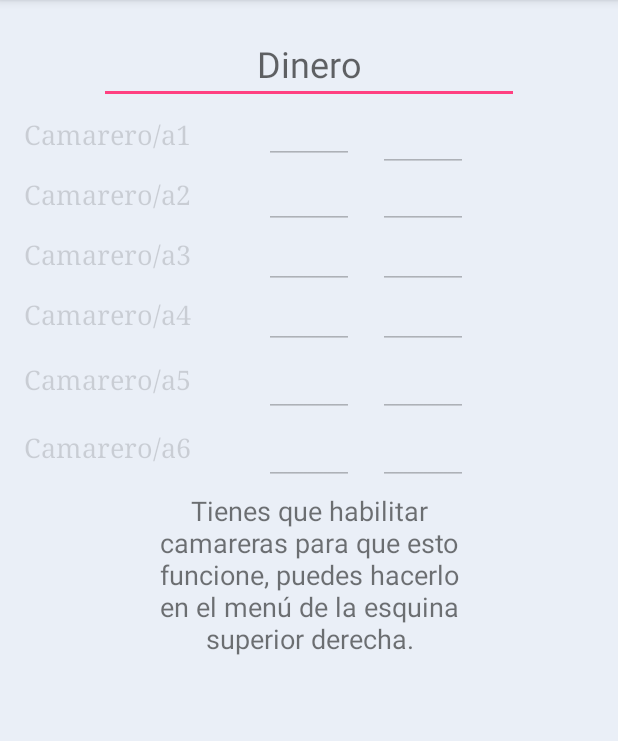
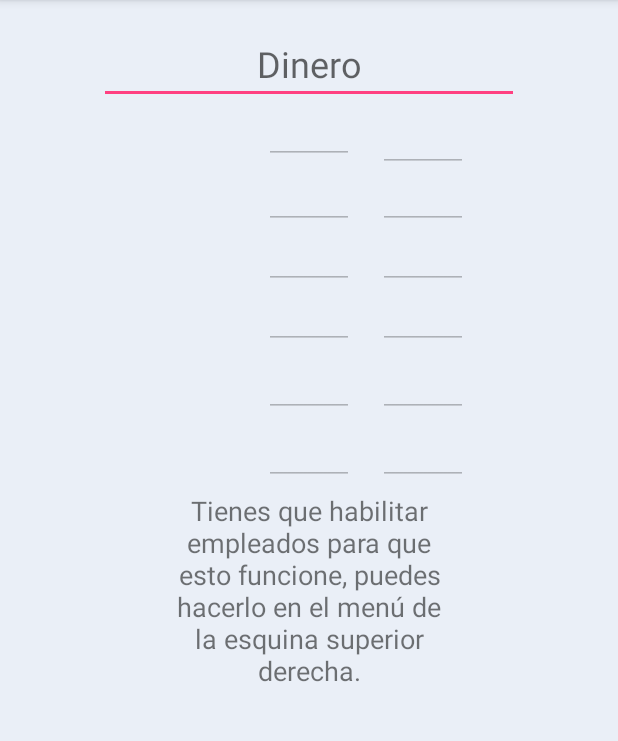
Before and after one commit to Dranthos/WaiterTip, an Android app: the screen it shows after launch (MainActivity), on a phone screen of 412 x 824 dp, the part 84-825 px from its top. Run offline under Robolectric (Android 15) with nearby library versions, the light colour scheme and no system bars.

Commit message:
Error con el dinero, reformateados Strings

```diff
--- a/app/src/main/java/org/heavensfall/waitertip/MainActivity.java
+++ b/app/src/main/java/org/heavensfall/waitertip/MainActivity.java
@@ -20,19 +20,21 @@ import java.util.ArrayList;
 import java.util.Arrays;
 import java.util.List;
 
+import static org.heavensfall.waitertip.R.id.Dinero;
+
 public class MainActivity extends AppCompatActivity {
 
 
 
-    List<Camarera> camareras = new ArrayList<Camarera>();
-    List<String> resultados = new ArrayList<String>();
+    List<Camarera> camareras = new ArrayList<>();
+    List<String> resultados = new ArrayList<>();
 
     int camHabs = 0;
 
     Button boton;
 
     TextView dinero;
-    TextView camarera1, camarera2, camarera3, camarera4, camarera5, camarera6, aviso, descAviso;
+    TextView camarera1, camarera2, camarera3, camarera4, camarera5, camarera6, aviso;
 
     ImageView flechaArriba;
 
@@ -58,12 +60,12 @@ public class MainActivity extends AppCompatActivity {
 
         boton = (Button) findViewById(R.id.Boton);
 
-        camarera1.setText(prefs.getString("Nombre1",getString(R.string.camarero) + "1"));
-        camarera2.setText(prefs.getString("Nombre2",getString(R.string.camarero) + "2"));
-        camarera3.setText(prefs.getString("Nombre3",getString(R.string.camarero) + "3"));
-        camarera4.setText(prefs.getString("Nombre4",getString(R.string.camarero) + "4"));
-        camarera5.setText(prefs.getString("Nombre5",getString(R.string.camarero) + "5"));
-        camarera6.setText(prefs.getString("Nombre6",getString(R.string.camarero) + "6"));
+        camarera1.setText(prefs.getString("Nombre1",getString(R.string.trabajador) + "1"));
+        camarera2.setText(prefs.getString("Nombre2",getString(R.string.trabajador) + "2"));
+        camarera3.setText(prefs.getString("Nombre3",getString(R.string.trabajador) + "3"));
+        camarera4.setText(prefs.getString("Nombre4",getString(R.string.trabajador) + "4"));
+        camarera5.setText(prefs.getString("Nombre5",getString(R.string.trabajador) + "5"));
+        camarera6.setText(prefs.getString("Nombre6",getString(R.string.trabajador) + "6"));
 
         GrabData();
         SeleccionarCamareras(prefs.getInt("NumeroCamareras",0));
@@ -88,13 +90,19 @@ public class MainActivity extends AppCompatActivity {
 
         int resultado;
         int maxHoras = 0;
-        int Dinero = Integer.parseInt(dinero.getText().toString());
+        int Dinero;
+
+        if(dinero.getText().toString().trim().equals("null") || dinero.getText().toString().trim().length() <= 0){
+            Toast.makeText(getApplicationContext(), "Introduce una cantidad de dinero válida", Toast.LENGTH_LONG).show();
+            return;
+        }
+        else Dinero = Integer.parseInt(dinero.getText().toString());
 
         resultados.clear();
         camareras.clear();
         camHabs = 0;
 
-        for (int i = 0; i < nombres.size(); i++) {
+        for (int i = 0; i < nombres.size(); i++) {          //Primero hago una lista con los empleados activos
             Camarera cam = new Camarera();
 
             cam.SetNombre(nombres.get(i).getText().toString());
@@ -106,7 +114,7 @@ public class MainActivity extends AppCompatActivity {
             camareras.add(cam);
             }
 
-            for (int i = 0; i < camareras.size(); i++) {
+        for (int i = 0; i < camareras.size(); i++) {        //Calculo con las camareras que tengo
             Camarera cam = camareras.get(i);
             if (cam.activa) {
                 camHabs++;
@@ -133,25 +141,21 @@ public class MainActivity extends AppCompatActivity {
         List<EditText> restas = Arrays.asList(resta1, resta2, resta3, resta4, resta5, resta6);
 
         for (int i=0;i<=nombres.size() - 1;i++){
-            nombres.get(i).setEnabled(false);
+            nombres.get(i).setVisibility(View.INVISIBLE);
             horas.get(i).setEnabled(false);
             horas.get(i).setHint("");
             restas.get(i).setEnabled(false);
             restas.get(i).setHint("");
         }
         for (int i=0;i<=cantidad - 1;i++){
-            //if(nombres.get(i).getText().toString() == "Sonia") nombres.get(i).setTextColor(Color.BLUE);
-            //else if(nombres.get(i).getText().toString() == "Lourdes") nombres.get(i).setTextColor(Color.parseColor("#83228E"));
-            //else nombres.get(i).setTextColor(Color.BLACK);
 
-            nombres.get(i).setEnabled(true);
-            horas.get(i).setText("");
+            nombres.get(i).setVisibility(View.VISIBLE);
             horas.get(i).setEnabled(true);
             horas.get(i).setHint(getString(R.string.horas));
             restas.get(i).setEnabled(true);
             restas.get(i).setHint(getString(R.string.resta));
         }
-
+        //Si hay 0 camareras, muestro el aviso
         if(cantidad == 0){
             boton.setVisibility(View.GONE);
             aviso.setVisibility(View.VISIBLE);
@@ -163,7 +167,7 @@ public class MainActivity extends AppCompatActivity {
     }
 
     void GrabData(){
-        dinero = (TextView) findViewById(R.id.Dinero);
+        dinero = (TextView) findViewById(Dinero);
 
         camarera1 = (TextView) findViewById(R.id.Camarera1);
         camarera2 = (TextView) findViewById(R.id.Camarera2);
@@ -195,11 +199,12 @@ public class MainActivity extends AppCompatActivity {
 
                 SharedPreferences prefs = PreferenceManager.getDefaultSharedPreferences(this);
 
-                camarera1.setText(prefs.getString("Nombre1","Camarera1"));
-                camarera2.setText(prefs.getString("Nombre2","Camarera2"));
-                camarera3.setText(prefs.getString("Nombre3","Camarera3"));
-                camarera4.setText(prefs.getString("Nombre4","Camarera4"));
-                camarera5.setText(prefs.getString("Nombre5","Camarera5"));
+                camarera1.setText(prefs.getString("Nombre1",getString(R.string.trabajador) + "1"));
+                camarera2.setText(prefs.getString("Nombre2",getString(R.string.trabajador) + "2"));
+                camarera3.setText(prefs.getString("Nombre3",getString(R.string.trabajador) + "3"));
+                camarera4.setText(prefs.getString("Nombre4",getString(R.string.trabajador) + "4"));
+                camarera5.setText(prefs.getString("Nombre5",getString(R.string.trabajador) + "5"));
+                camarera6.setText(prefs.getString("Nombre6",getString(R.string.trabajador) + "6"));
                 SeleccionarCamareras(prefs.getInt("NumeroCamareras",0));
             }
             if (resultCode == Activity.RESULT_CANCELED) {
--- a/app/src/main/res/values/strings.xml
+++ b/app/src/main/res/values/strings.xml
@@ -1,8 +1,8 @@
 <resources>
     <string name="app_name">WaiterTip</string>
     <string name="action_settings">Ajustes</string>
-    <string name="aviso">Tienes que habilitar camareras para que esto funcione, puedes hacerlo en el menú de la esquina superior derecha.</string>
-    <string name="camarero">Camarero/a</string>
+    <string name="aviso">Tienes que habilitar empleados para que esto funcione, puedes hacerlo en el menú de la esquina superior derecha.</string>
+    <string name="trabajador">Empleado</string>
     <string name="dinero">Dinero</string>
     <string name="horas">Horas</string>
     <string name="resta">Resta</string>
--- a/build.gradle
+++ b/build.gradle
@@ -5,7 +5,7 @@ buildscript {
         jcenter()
     }
     dependencies {
-        classpath 'com.android.tools.build:gradle:2.2.2'
+        classpath 'com.android.tools.build:gradle:2.2.3'
 
         // NOTE: Do not place your application dependencies here; they belong
         // in the individual module build.gradle files
```
Also changed, not shown: app/src/main/java/org/heavensfall/waitertip/SimpleConfig.java (+7 -7 lines). Lines whose indentation alone changed are shown as unchanged.
